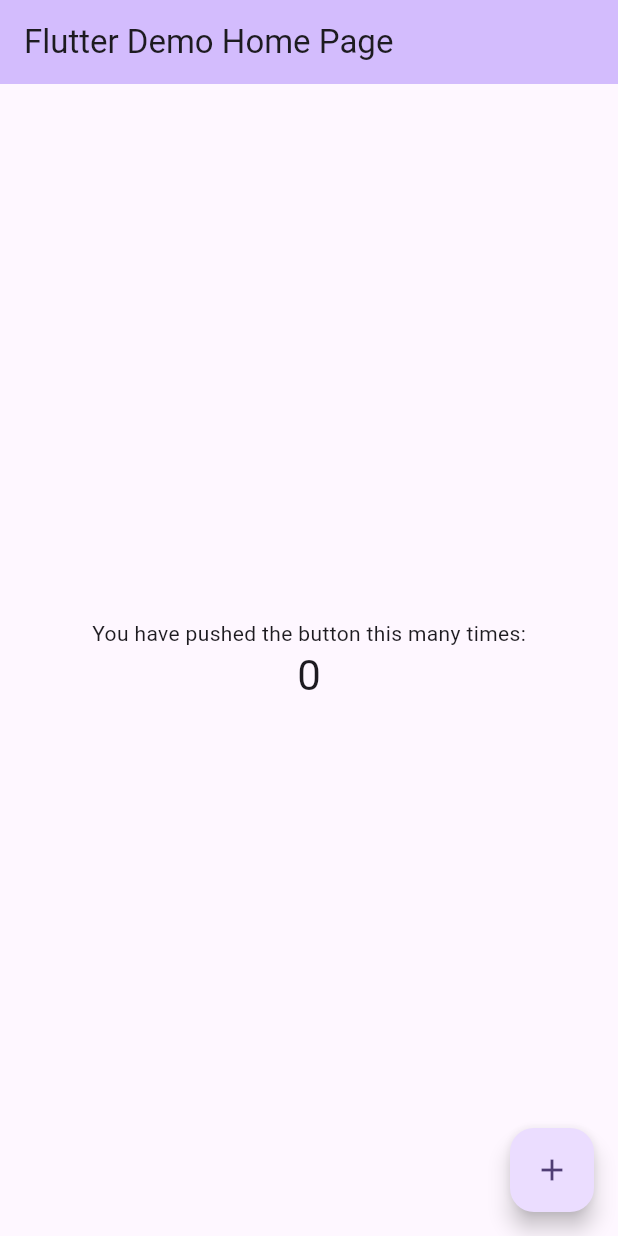
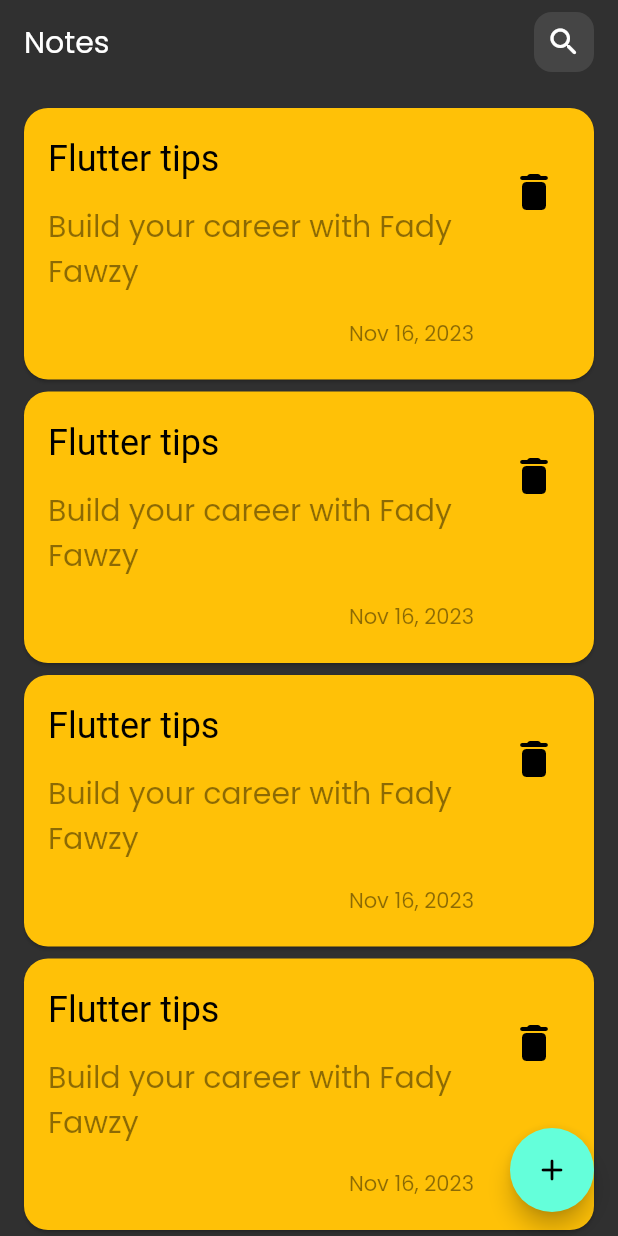
Before and after one commit to FadyFawzyOfficial/notes_task, a Flutter app: the screen it shows after launch, on a phone screen of 412 x 824 dp. Run offline on Flutter 3.47's test engine with Material 2 defaults, Android fonts, the phone set to English and light mode, and no system bars.

Commit message:
1. Complete the App Design

```diff
--- /dev/null
+++ b/lib/constants/decorations.dart
@@ -0,0 +1,7 @@
+import 'package:flutter/material.dart';
+
+const kRoundedRectangleBorder16 = RoundedRectangleBorder(
+  borderRadius: BorderRadius.all(
+    Radius.circular(16),
+  ),
+);
--- a/lib/main.dart
+++ b/lib/main.dart
@@ -1,125 +1,25 @@
 import 'package:flutter/material.dart';
 
-void main() {
-  runApp(const MyApp());
-}
+import 'views/notes_view.dart';
 
-class MyApp extends StatelessWidget {
-  const MyApp({super.key});
+void main() => runApp(const App());
 
-  // This widget is the root of your application.
+class App extends StatelessWidget {
+  const App({super.key});
+
   @override
-  Widget build(BuildContext context) {
+  Widget build(context) {
     return MaterialApp(
-      title: 'Flutter Demo',
+      debugShowCheckedModeBanner: false,
       theme: ThemeData(
-        // This is the theme of your application.
-        //
-        // TRY THIS: Try running your application with "flutter run". You'll see
-        // the application has a blue toolbar. Then, without quitting the app,
-        // try changing the seedColor in the colorScheme below to Colors.green
-        // and then invoke "hot reload" (save your changes or press the "hot
-        // reload" button in a Flutter-supported IDE, or press "r" if you used
-        // the command line to start the app).
-        //
-        // Notice that the counter didn't reset back to zero; the application
-        // state is not lost during the reload. To reset the state, use hot
-        // restart instead.
-        //
-        // This works for code too, not just values: Most code changes can be
-        // tested with just a hot reload.
-        colorScheme: ColorScheme.fromSeed(seedColor: Colors.deepPurple),
-        useMaterial3: true,
+        brightness: Brightness.dark,
+        fontFamily: 'Poppins',
+        appBarTheme: const AppBarTheme(
+          elevation: 0,
+          backgroundColor: Colors.transparent,
+        ),
       ),
-      home: const MyHomePage(title: 'Flutter Demo Home Page'),
+      home: const NotesView(),
     );
   }
 }
-
-class MyHomePage extends StatefulWidget {
-  const MyHomePage({super.key, required this.title});
-
-  // This widget is the home page of your application. It is stateful, meaning
-  // that it has a State object (defined below) that contains fields that affect
-  // how it looks.
-
-  // This class is the configuration for the state. It holds the values (in this
-  // case the title) provided by the parent (in this case the App widget) and
-  // used by the build method of the State. Fields in a Widget subclass are
-  // always marked "final".
-
-  final String title;
-
-  @override
-  State<MyHomePage> createState() => _MyHomePageState();
-}
-
-class _MyHomePageState extends State<MyHomePage> {
-  int _counter = 0;
-
-  void _incrementCounter() {
-    setState(() {
-      // This call to setState tells the Flutter framework that something has
-      // changed in this State, which causes it to rerun the build method below
-      // so that the display can reflect the updated values. If we changed
-      // _counter without calling setState(), then the build method would not be
-      // called again, and so nothing would appear to happen.
-      _counter++;
-    });
-  }
-
-  @override
-  Widget build(BuildContext context) {
-    // This method is rerun every time setState is called, for instance as done
-    // by the _incrementCounter method above.
-    //
-    // The Flutter framework has been optimized to make rerunning build methods
-    // fast, so that you can just rebuild anything that needs updating rather
-    // than having to individually change instances of widgets.
-    return Scaffold(
-      appBar: AppBar(
-        // TRY THIS: Try changing the color here to a specific color (to
-        // Colors.amber, perhaps?) and trigger a hot reload to see the AppBar
-        // change color while the other colors stay the same.
-        backgroundColor: Theme.of(context).colorScheme.inversePrimary,
-        // Here we take the value from the MyHomePage object that was created by
-        // the App.build method, and use it to set our appbar title.
-        title: Text(widget.title),
-      ),
-      body: Center(
-        // Center is a layout widget. It takes a single child and positions it
-        // in the middle of the parent.
-        child: Column(
-          // Column is also a layout widget. It takes a list of children and
-          // arranges them vertically. By default, it sizes itself to fit its
-          // children horizontally, and tries to be as tall as its parent.
-          //
-          // Column has various properties to control how it sizes itself and
-          // how it positions its children. Here we use mainAxisAlignment to
-          // center the children vertically; the main axis here is the vertical
-          // axis because Columns are vertical (the cross axis would be
-          // horizontal).
-          //
-          // TRY THIS: Invoke "debug painting" (choose the "Toggle Debug Paint"
-          // action in the IDE, or press "p" in the console), to see the
-          // wireframe for each widget.
-          mainAxisAlignment: MainAxisAlignment.center,
-          children: <Widget>[
-            const Text(
-              'You have pushed the button this many times:',
-            ),
-            Text(
-              '$_counter',
-              style: Theme.of(context).textTheme.headlineMedium,
-            ),
-          ],
-        ),
-      ),
-      floatingActionButton: FloatingActionButton(
-        onPressed: _incrementCounter,
-        tooltip: 'Increment',
-        child: const Icon(Icons.add),
-      ), // This trailing comma makes auto-formatting nicer for build methods.
-    );
-  }
-}
--- /dev/null
+++ b/lib/views/notes_view.dart
@@ -0,0 +1,26 @@
+import 'package:flutter/material.dart';
+
+import 'widgets/app_bar_button.dart';
+import 'widgets/notes_fab.dart';
+import 'widgets/notes_list_view.dart';
+
+class NotesView extends StatelessWidget {
+  const NotesView({super.key});
+
+  @override
+  Widget build(context) {
+    return Scaffold(
+      appBar: AppBar(
+        title: const Text('Notes'),
+        actions: [
+          AppBarButton(
+            icon: const Icon(Icons.search_rounded),
+            onPressed: () {},
+          )
+        ],
+      ),
+      body: const NotesListView(),
+      floatingActionButton: const NotesFab(),
+    );
+  }
+}
--- /dev/null
+++ b/lib/views/widgets/app_bar_button.dart
@@ -0,0 +1,31 @@
+import 'package:flutter/material.dart';
+
+class AppBarButton extends StatelessWidget {
+  final Icon icon;
+  final VoidCallback onPressed;
+
+  const AppBarButton({
+    super.key,
+    required this.icon,
+    required this.onPressed,
+  });
+
+  @override
+  Widget build(context) {
+    return Padding(
+      padding: const EdgeInsets.symmetric(horizontal: 16, vertical: 8),
+      child: InkWell(
+        onTap: onPressed,
+        borderRadius: const BorderRadius.all(Radius.circular(12)),
+        child: Container(
+          width: 40,
+          decoration: const BoxDecoration(
+            color: Colors.white10,
+            borderRadius: BorderRadius.all(Radius.circular(12)),
+          ),
+          child: icon,
+        ),
+      ),
+    );
+  }
+}
--- /dev/null
+++ b/lib/views/widgets/note_tile.dart
@@ -0,0 +1,61 @@
+import 'package:flutter/material.dart';
+
+import '../../constants/decorations.dart';
+import '../edit_note_view.dart';
+
+class NoteTile extends StatelessWidget {
+  const NoteTile({super.key});
+
+  @override
+  Widget build(context) {
+    return Card(
+      margin: EdgeInsets.zero,
+      color: Colors.amber,
+      shape: kRoundedRectangleBorder16,
+      child: ListTile(
+        shape: kRoundedRectangleBorder16,
+        contentPadding: const EdgeInsets.all(16),
+        title: const Text('Flutter tips'),
+        titleTextStyle: const TextStyle(
+          color: Colors.black,
+          fontSize: 24,
+        ),
+        subtitle: const Column(
+          children: [
+            Padding(
+              padding: EdgeInsets.symmetric(vertical: 16),
+              child: Text(
+                'Build your career with Fady Fawzy',
+                style: TextStyle(
+                  color: Colors.black45,
+                  fontSize: 20,
+                ),
+              ),
+            ),
+            Align(
+              alignment: Alignment.centerRight,
+              child: Text(
+                'Nov 16, 2023',
+                style: TextStyle(color: Colors.black45),
+              ),
+            ),
+          ],
+        ),
+        trailing: IconButton(
+          icon: const Icon(
+            Icons.delete_rounded,
+            color: Colors.black,
+            size: 32,
+          ),
+          onPressed: () {},
+        ),
+        onTap: () => Navigator.push(
+          context,
+          MaterialPageRoute(
+            builder: (context) => const EditNoteView(),
+          ),
+        ),
+      ),
+    );
+  }
+}
--- /dev/null
+++ b/lib/views/widgets/notes_fab.dart
@@ -0,0 +1,22 @@
+import 'package:flutter/material.dart';
+
+import '../../constants/decorations.dart';
+import 'notes_bottom_sheet.dart';
+
+class NotesFab extends StatelessWidget {
+  const NotesFab({super.key});
+
+  @override
+  Widget build(BuildContext context) {
+    return FloatingActionButton(
+      onPressed: () {
+        showModalBottomSheet(
+          context: context,
+          shape: kRoundedRectangleBorder16,
+          builder: (context) => const NotesBottomSheet(),
+        );
+      },
+      child: const Icon(Icons.add_rounded),
+    );
+  }
+}
--- /dev/null
+++ b/lib/views/widgets/notes_list_view.dart
@@ -0,0 +1,16 @@
+import 'package:flutter/material.dart';
+import 'package:notes/views/widgets/note_tile.dart';
+
+class NotesListView extends StatelessWidget {
+  const NotesListView({super.key});
+
+  @override
+  Widget build(context) {
+    return ListView.separated(
+      padding: const EdgeInsets.all(16),
+      itemCount: 10,
+      itemBuilder: (context, index) => const NoteTile(),
+      separatorBuilder: (context, index) => const SizedBox(height: 8),
+    );
+  }
+}
```
Also changed, not shown: lib/views/edit_note_view.dart (added, +27 -0 lines), lib/views/widgets/main_elevated_button.dart (added, +27 -0 lines), lib/views/widgets/main_text_form_field.dart (added, +39 -0 lines), lib/views/widgets/note_form.dart (added, +25 -0 lines), lib/views/widgets/notes_bottom_sheet.dart (added, +30 -0 lines), pubspec.yaml (+9 -18 lines), assets/fonts/Poppins-Regular.ttf (added), 2 other files.
